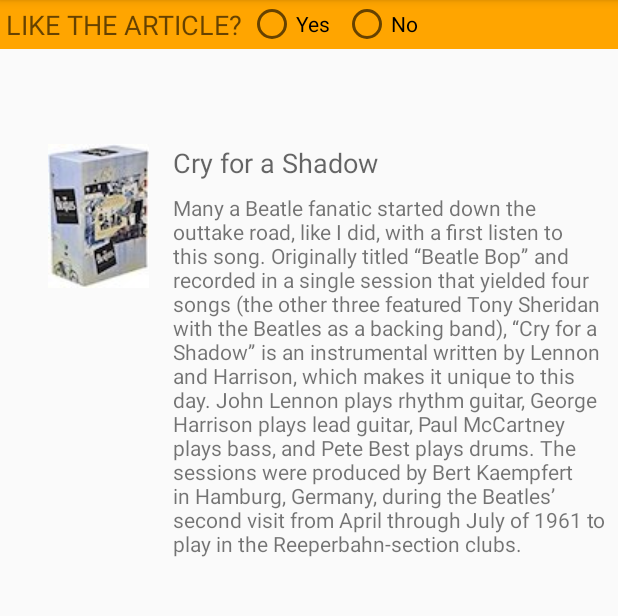
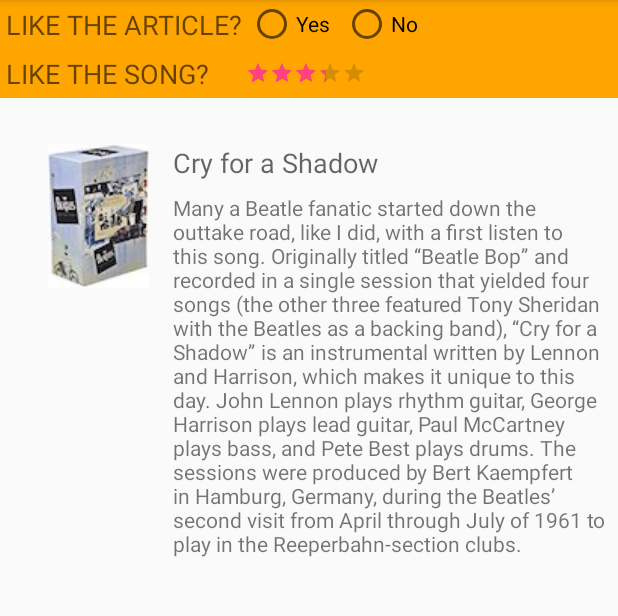
Before and after one commit to marcoacsena/TIAFragmentExample1, an Android app: the screen it shows after launch (MainActivity), on a phone screen of 412 x 824 dp, the part 84-700 px from its top. Run offline under Robolectric (Android 15) with nearby library versions, the phone set to English and light mode, and no system bars.

Commit message:
Código do Rating Bar incluído.

```diff
--- a/app/src/main/java/com/example/tiafragmentexample1/SimpleFragment.java
+++ b/app/src/main/java/com/example/tiafragmentexample1/SimpleFragment.java
@@ -8,7 +8,9 @@ import android.view.LayoutInflater;
 import android.view.View;
 import android.view.ViewGroup;
 import android.widget.RadioGroup;
+import android.widget.RatingBar;
 import android.widget.TextView;
+import android.widget.Toast;
 
 /**
  * A simple {@link Fragment} subclass.
@@ -19,6 +21,9 @@ public class SimpleFragment extends Fragment {
 
     private static final int YES = 0;
     private static final int NO = 1;
+
+//    private TextView tvSong;
+//    private RatingBar ratingBarSong;
 
     // TODO: Rename parameter arguments, choose names that match
     // the fragment initialization parameters, e.g. ARG_ITEM_NUMBER
@@ -58,6 +63,9 @@ public class SimpleFragment extends Fragment {
             mParam1 = getArguments().getString(ARG_PARAM1);
             mParam2 = getArguments().getString(ARG_PARAM2);
         }
+
+
+
     }
 
     @Override
@@ -68,6 +76,9 @@ public class SimpleFragment extends Fragment {
         final View rootView = inflater.inflate(R.layout.fragment_simple, container, false);
         final RadioGroup radioGroup = rootView.findViewById(R.id.radio_group);
 
+        final RatingBar ratingBar = rootView.findViewById(R.id.ratingBarSong);
+
+        // Set the radioGroup onCheckedChanged listener.
         radioGroup.setOnCheckedChangeListener(new RadioGroup.OnCheckedChangeListener() {
             @Override
             public void onCheckedChanged(RadioGroup radioGroup, int checkedId) {
@@ -77,7 +88,7 @@ public class SimpleFragment extends Fragment {
 
                 switch (index){
 
-                    case YES: //User chose YES
+                    case 0: //User chose YES
                         textView.setText(R.string.yes_message);
                         break;
 
@@ -91,7 +102,23 @@ public class SimpleFragment extends Fragment {
             }
         });
 
+        // Set the rating bar onCheckedChanged listener.
+        ratingBar.setOnRatingBarChangeListener(new RatingBar.OnRatingBarChangeListener() {
+            @Override
+            public void onRatingChanged(RatingBar ratingBar, float rating, boolean fromUser) {
+
+                // Get rating and show Toast with rating.
+
+                String myRating = (getString(R.string.my_rating) + ": "
+                        +String.valueOf(ratingBar.getRating()));
+                Toast.makeText(getContext(), myRating,
+                        Toast.LENGTH_SHORT).show();
+
+            }
+        });
+
         return rootView;
+    }
 
-    }
+
 }
--- a/app/src/main/res/layout/fragment_simple.xml
+++ b/app/src/main/res/layout/fragment_simple.xml
@@ -5,8 +5,13 @@
     android:layout_width="match_parent"
     android:layout_height="wrap_content"
     android:background="@color/my_fragment_color"
-    android:orientation="horizontal"
+    android:orientation="vertical"
     tools:context=".SimpleFragment">
+
+    <LinearLayout
+        android:layout_width="match_parent"
+        android:layout_height="wrap_content"
+        android:orientation="horizontal">
 
     <!-- TODO: Update blank fragment layout -->
     <!-- TODO: Update blank fragment layout -->
@@ -38,4 +43,36 @@
             android:text="@string/no"/>
     </RadioGroup>
 
+    </LinearLayout>
+
+    <LinearLayout
+        android:layout_width="match_parent"
+        android:layout_height="wrap_content"
+        android:orientation="horizontal">
+    <TextView
+        android:id="@+id/tvSong"
+        android:layout_width="wrap_content"
+        android:layout_height="wrap_content"
+        android:layout_weight="1"
+        android:textAppearance="@style/TextAppearance.AppCompat.Medium"
+        android:padding="4dp"
+        android:text="@string/like_the_song" />
+
+        <RatingBar
+            android:id="@+id/ratingBarSong"
+            style="@android:style/Widget.DeviceDefault.RatingBar.Small"
+            android:layout_width="wrap_content"
+            android:layout_height="wrap_content"
+            android:numStars="6"
+            android:isIndicator="false"
+            android:padding="@dimen/padding_standard"
+            android:rating="3.5"
+            android:stepSize="0.5"
+            android:layout_marginRight="160dp"
+            android:layout_marginEnd="160dp"
+
+            />
+
+    </LinearLayout>
+
 </LinearLayout>
--- a/app/src/main/res/values/strings.xml
+++ b/app/src/main/res/values/strings.xml
@@ -24,5 +24,8 @@
     <string name="exception_message">must implement OnFragmentInteractionListener</string>
     <!-- TODO: Remove or change this placeholder text -->
     <string name="hello_blank_fragment">Hello blank fragment</string>
+    <string name="like_the_song">LIKE THE SONG?</string>
     <!-- TODO: Remove or change this placeholder text -->
+
+    <string name="my_rating">My rating is </string>
 </resources>
```
